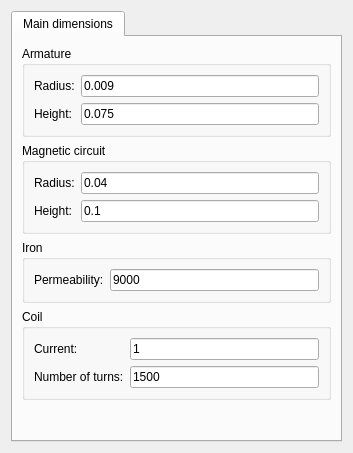
Above: resources/forms/Actuator.ui from hpfem/agros2d before the change. Below: the same form after it.
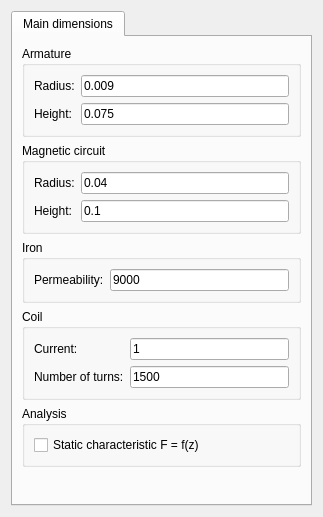
That is the form after the change.

Commit message: actuator designer improved

The edit to the form file:
```diff
--- a/resources/forms/Actuator.ui
+++ b/resources/forms/Actuator.ui
@@ -6,8 +6,8 @@
    <rect>
     <x>0</x>
     <y>0</y>
-    <width>353</width>
-    <height>453</height>
+    <width>323</width>
+    <height>517</height>
    </rect>
   </property>
   <property name="windowTitle">
@@ -204,6 +204,22 @@
          </layout>
         </widget>
        </item>
+       <item>
+        <widget class="QGroupBox" name="groupBox_4">
+         <property name="title">
+          <string>Analysis</string>
+         </property>
+         <layout class="QGridLayout" name="gridLayout_4">
+          <item row="0" column="0">
+           <widget class="QCheckBox" name="chkStaticCharacteristic">
+            <property name="text">
+             <string>Static characteristic F = f(z)</string>
+            </property>
+           </widget>
+          </item>
+         </layout>
+        </widget>
+       </item>
        <item>
         <spacer name="verticalSpacer">
          <property name="orientation">
```
Left out of the diff: 1 changed line with no effect on the pictures. The commit also changes 1 other file.
